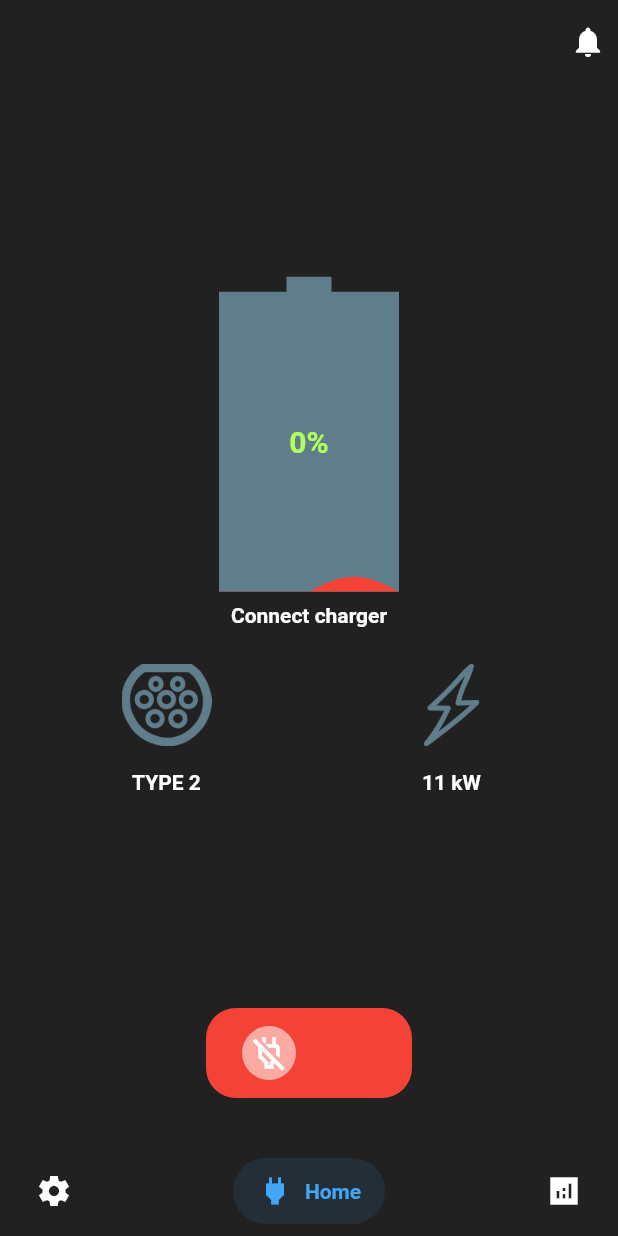
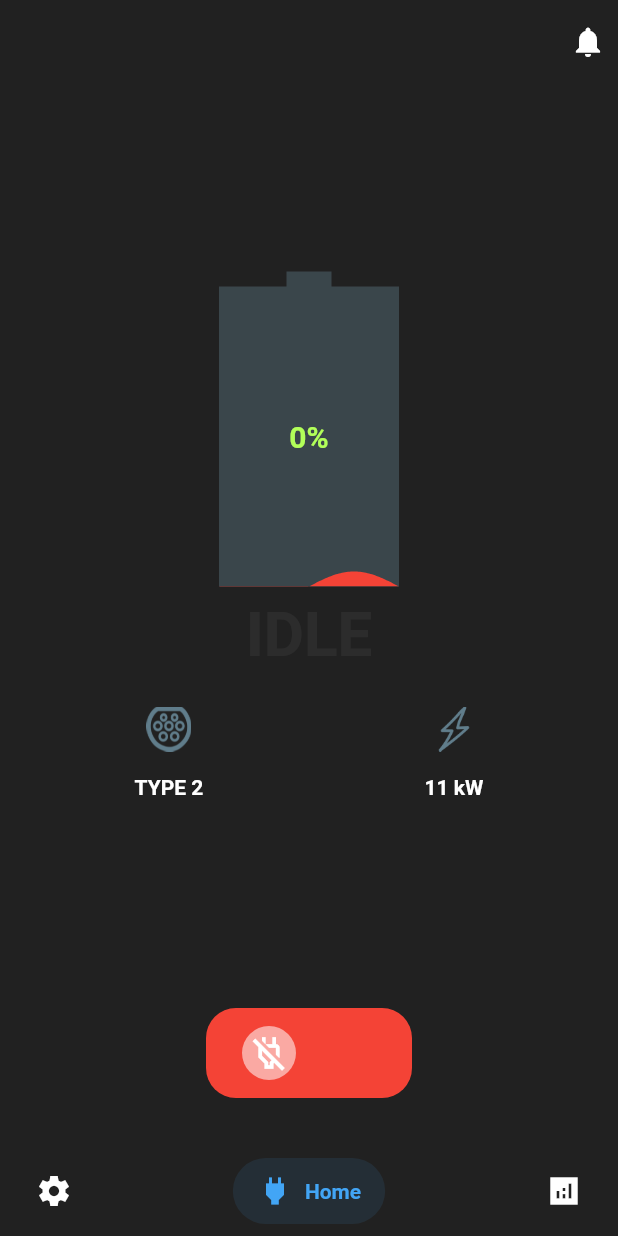
Before and after one commit to Windsy-tech/windsy_ev, a Flutter app: the screen it shows after launch, on a phone screen of 412 x 824 dp. Run offline on Flutter 3.47's test engine with Material 2 defaults, Android fonts, the light colour scheme and no system bars; drawn by our look-alikes of flutter_switch, salomon_bottom_bar; our stand-ins replace liquid_progress_indicator.

Commit message:
Layout changes

```diff
--- a/lib/screens/home.dart
+++ b/lib/screens/home.dart
@@ -3,6 +3,7 @@ import 'package:flutter/material.dart';
 import 'package:provider/provider.dart';
 import 'package:flutter_switch/flutter_switch.dart';
 import 'package:windsy_ev/providers/charge_status_provider.dart';
+import 'package:windsy_ev/themes/themes.dart';
 import 'package:windsy_ev/widgets/progress_indicator.dart';
 
 class HomeScreen extends StatefulWidget {
@@ -19,8 +20,10 @@ class _HomeScreenState extends State<HomeScreen> {
         builder: (context, _) {
           final chargingStatus =
               Provider.of<ChargingStatusProvider>(context, listen: true);
-          final screenWidth = MediaQuery.of(context).size.width;
-          //final screenHeight = MediaQuery.of(context).size.height;
+          final themeProvider =
+              Provider.of<ThemeProvider>(context, listen: true);
+
+          final size = MediaQuery.of(context).size;
 
           return SafeArea(
             child: Padding(
@@ -34,24 +37,21 @@ class _HomeScreenState extends State<HomeScreen> {
                       mainAxisAlignment: MainAxisAlignment.center,
                       children: [
                         ChargingProgressIndicator(),
+                        Padding(
+                          padding: const EdgeInsets.all(8.0),
+                          child: FittedBox(
+                            fit: BoxFit.fitWidth,
+                            child: Text(
                               chargingStatus.chargingStatus
-                            ? Padding(
-                                padding: const EdgeInsets.all(8.0),
-                                child: Text(
-                                  "Charging",
+                                  ? 'CHARGING'
+                                  : 'IDLE',
                               style: TextStyle(
                                 fontWeight: FontWeight.bold,
-                                    fontSize: 14,
+                                fontSize: size.width * 0.10,
+                                color: themeProvider.themeMode == ThemeMode.dark
+                                    ? Colors.white.withOpacity(0.05)
+                                    : Colors.black.withOpacity(0.05),
                               ),
-                                ),
-                              )
-                            : Padding(
-                                padding: const EdgeInsets.all(8.0),
-                                child: Text(
-                                  "Connect charger",
-                                  style: TextStyle(
-                                    fontWeight: FontWeight.bold,
-                                    fontSize: 14,
                             ),
                           ),
                         ),
@@ -66,8 +66,8 @@ class _HomeScreenState extends State<HomeScreen> {
                                     padding: const EdgeInsets.all(8.0),
                                     child: Image(
                                       image: AssetImage('assets/home/typ2.png'),
-                                      width: 60,
-                                      height: 55,
+                                      width: 30,
+                                      height: 30,
                                       fit: BoxFit.fill,
                                       color: Colors.blueGrey,
                                     ),
@@ -90,8 +90,8 @@ class _HomeScreenState extends State<HomeScreen> {
                                     padding: const EdgeInsets.all(8.0),
                                     child: Image(
                                       image: AssetImage('assets/home/thun.png'),
-                                      width: 60,
-                                      height: 55,
+                                      width: 30,
+                                      height: 30,
                                       //fit: BoxFit.fill,
                                       color: Colors.blueGrey,
                                     ),
@@ -117,7 +117,7 @@ class _HomeScreenState extends State<HomeScreen> {
                   FlutterSwitch(
                     key: key,
                     duration: Duration(milliseconds: 500),
-                    width: screenWidth / 3,
+                    width: size.width / 3,
                     height: 60,
                     valueFontSize: 30.0,
                     toggleSize: 60.0,
--- a/lib/widgets/progress_indicator.dart
+++ b/lib/widgets/progress_indicator.dart
@@ -59,7 +59,7 @@ class _AnimatedLiquidCustomProgressIndicatorState
       child: LiquidCustomProgressIndicator(
         value: percentage / 100,
         direction: Axis.vertical,
-        backgroundColor: Colors.blueGrey,
+        backgroundColor: Colors.blueGrey.withOpacity(0.40),
         valueColor: chargingStatusProvider.chargingStatus
             ? AlwaysStoppedAnimation(Colors.green)
             : AlwaysStoppedAnimation(Colors.red),
```
Lines whose indentation alone changed are shown as unchanged.
